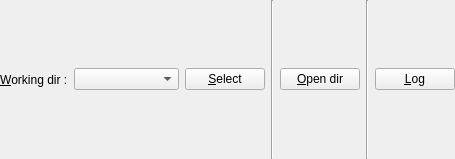
Before: the Qt Designer form vMMVII/workingdirwidget.ui in micmacv2/MMVII, drawn with Qt 5.
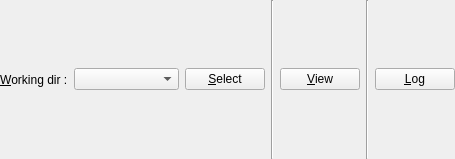
After: the same form once the commit is applied. Custom widgets are drawn as their Qt base class.

Diff of the .ui file:
```diff
--- a/vMMVII/workingdirwidget.ui
+++ b/vMMVII/workingdirwidget.ui
@@ -78,7 +78,7 @@
       <string>Open a File Explorer window in the selected working dir</string>
      </property>
      <property name="text">
-      <string>&amp;Open dir</string>
+      <string>&amp;View</string>
      </property>
     </widget>
    </item>
```
Left out of the diff: 2 changed lines with no effect on the pictures.
